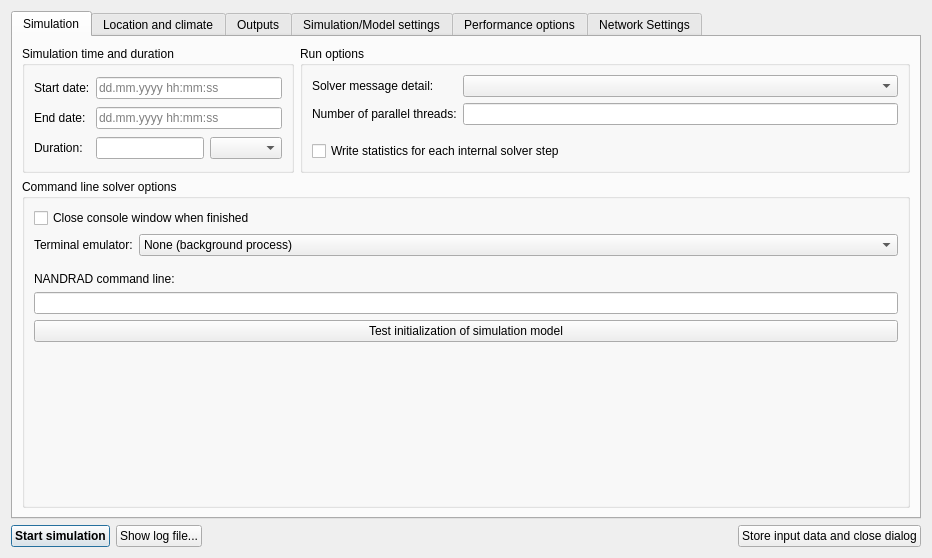
Above: SIM-VICUS/src/SVSimulationStartNandrad.ui from ghorwin/SIM-VICUS before the change. Below: the same form after it.
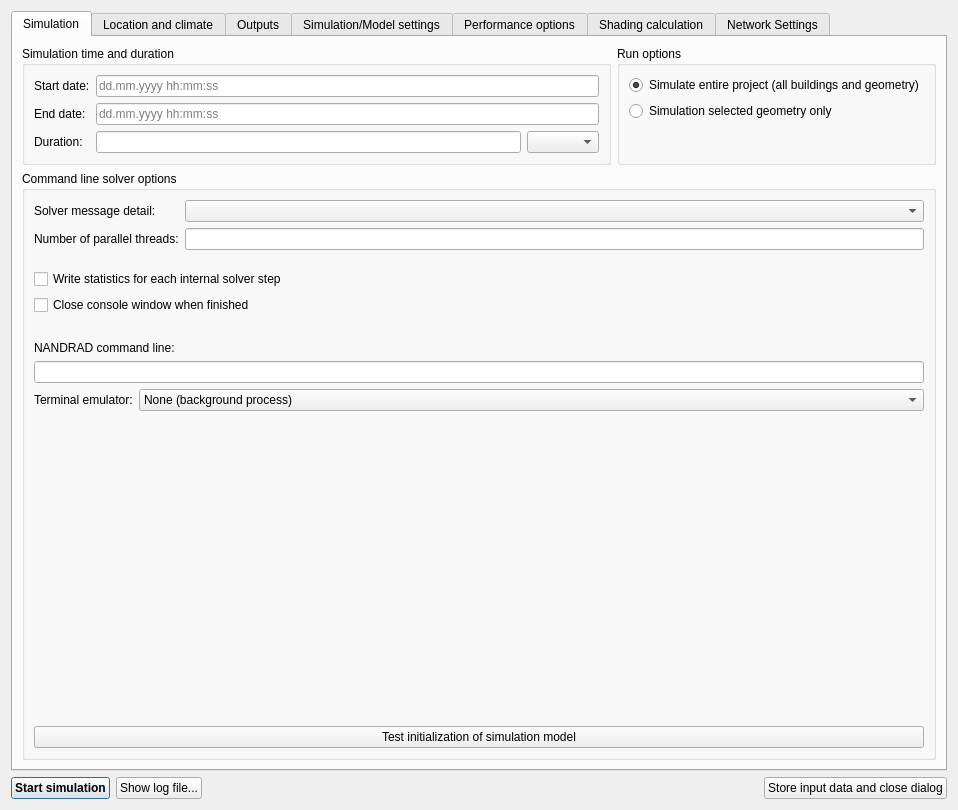
That is the form after the change. The open tabs and pages were chosen to show the change. Custom widgets are drawn as their Qt base class.

Commit message: merge simulation start dialog

What changed in the file:
```diff
--- a/SIM-VICUS/src/SVSimulationStartNandrad.ui
+++ b/SIM-VICUS/src/SVSimulationStartNandrad.ui
@@ -6,14 +6,14 @@
    <rect>
 	<x>0</x>
 	<y>0</y>
-	<width>932</width>
-	<height>558</height>
+    <width>958</width>
+    <height>810</height>
    </rect>
   </property>
   <property name="windowTitle">
    <string>Start building energy simulation</string>
   </property>
-  <layout class="QVBoxLayout" name="verticalLayout_2">
+  <layout class="QVBoxLayout" name="verticalLayout">
    <item>
 	<widget class="QTabWidget" name="tabWidget">
 	 <property name="currentIndex">
@@ -23,7 +23,7 @@
 	  <attribute name="title">
 	   <string>Simulation</string>
 	  </attribute>
-	  <layout class="QGridLayout" name="gridLayout_4" columnstretch="0,1">
+      <layout class="QGridLayout" name="gridLayout_4" rowstretch="0,1">
 	   <item row="0" column="0">
 		<widget class="QGroupBox" name="groupBoxSimulationTimeFrame">
 		 <property name="title">
@@ -100,20 +100,53 @@
 		  <string>Run options</string>
 		 </property>
 		 <layout class="QGridLayout" name="gridLayout">
+          <item row="0" column="0">
+           <widget class="QRadioButton" name="radioButtonEntireProject">
+            <property name="text">
+             <string>Simulate entire project (all buildings and geometry)</string>
+            </property>
+            <property name="checked">
+             <bool>true</bool>
+            </property>
+           </widget>
+          </item>
 		  <item row="1" column="0">
-		   <widget class="QLabel" name="label_3">
+           <widget class="QRadioButton" name="radioButtonSelectedGeometry">
 			<property name="text">
-			 <string>Number of parallel threads:</string>
-			</property>
-		   </widget>
-		  </item>
-		  <item row="3" column="0" colspan="2">
-		   <widget class="QCheckBox" name="checkBoxStepStats">
-			<property name="text">
-			 <string>Write statistics for each internal solver step</string>
-			</property>
-		   </widget>
-		  </item>
+             <string>Simulation selected geometry only</string>
+            </property>
+            <property name="checked">
+             <bool>false</bool>
+            </property>
+           </widget>
+          </item>
+          <item row="2" column="0">
+           <spacer name="verticalSpacer_5">
+            <property name="orientation">
+             <enum>Qt::Vertical</enum>
+            </property>
+            <property name="sizeType">
+             <enum>QSizePolicy::MinimumExpanding</enum>
+            </property>
+            <property name="sizeHint" stdset="0">
+             <size>
+              <width>50</width>
+              <height>0</height>
+             </size>
+            </property>
+           </spacer>
+          </item>
+         </layout>
+        </widget>
+       </item>
+       <item row="1" column="0" colspan="2">
+        <widget class="QGroupBox" name="groupBox">
+         <property name="title">
+          <string>Command line solver options</string>
+         </property>
+         <layout class="QVBoxLayout" name="verticalLayout_2">
+          <item>
+           <layout class="QGridLayout" name="gridLayout_2">
 		  <item row="0" column="0">
 		   <widget class="QLabel" name="label_2">
 			<property name="text">
@@ -121,22 +154,6 @@
 			</property>
 		   </widget>
 		  </item>
-		  <item row="2" column="0">
-		   <spacer name="verticalSpacer_2">
-			<property name="orientation">
-			 <enum>Qt::Vertical</enum>
-			</property>
-			<property name="sizeType">
-			 <enum>QSizePolicy::Fixed</enum>
-			</property>
-			<property name="sizeHint" stdset="0">
-			 <size>
-			  <width>20</width>
-			  <height>10</height>
-			 </size>
-			</property>
-		   </spacer>
-		  </item>
 		  <item row="0" column="1">
 		   <widget class="QComboBox" name="comboBoxVerboseLevel">
 			<property name="sizePolicy">
@@ -147,6 +164,13 @@
 			</property>
 		   </widget>
 		  </item>
+            <item row="1" column="0">
+             <widget class="QLabel" name="label_3">
+              <property name="text">
+               <string>Number of parallel threads:</string>
+              </property>
+             </widget>
+            </item>
 		  <item row="1" column="1">
 		   <widget class="QtExt::ValidatingLineEdit" name="lineEditNumThreads">
 			<property name="sizePolicy">
@@ -158,14 +182,30 @@
 		   </widget>
 		  </item>
 		 </layout>
-		</widget>
-	   </item>
-	   <item row="1" column="0" colspan="2">
-		<widget class="QGroupBox" name="groupBox">
-		 <property name="title">
-		  <string>Command line solver options</string>
-		 </property>
-		 <layout class="QVBoxLayout" name="verticalLayout">
+          </item>
+          <item>
+           <spacer name="verticalSpacer_2">
+            <property name="orientation">
+             <enum>Qt::Vertical</enum>
+            </property>
+            <property name="sizeType">
+             <enum>QSizePolicy::Fixed</enum>
+            </property>
+            <property name="sizeHint" stdset="0">
+             <size>
+              <width>20</width>
+              <height>13</height>
+             </size>
+            </property>
+           </spacer>
+          </item>
+          <item>
+           <widget class="QCheckBox" name="checkBoxStepStats">
+            <property name="text">
+             <string>Write statistics for each internal solver step</string>
+            </property>
+           </widget>
+          </item>
 		  <item>
 		   <widget class="QCheckBox" name="checkBoxCloseConsoleWindow">
 			<property name="text">
@@ -173,6 +213,36 @@
 			</property>
 		   </widget>
 		  </item>
+          <item>
+           <spacer name="verticalSpacer_4">
+            <property name="orientation">
+             <enum>Qt::Vertical</enum>
+            </property>
+            <property name="sizeType">
+             <enum>QSizePolicy::Preferred</enum>
+            </property>
+            <property name="sizeHint" stdset="0">
+             <size>
+              <width>20</width>
+              <height>20</height>
+             </size>
+            </property>
+           </spacer>
+          </item>
+          <item>
+           <widget class="QLabel" name="label">
+            <property name="text">
+             <string>NANDRAD command line:</string>
+            </property>
+           </widget>
+          </item>
+          <item>
+           <widget class="QLineEdit" name="lineEditCmdLine">
+            <property name="readOnly">
+             <bool>true</bool>
+            </property>
+           </widget>
+          </item>
 		  <item>
 		   <layout class="QHBoxLayout" name="horizontalLayout_3">
 			<item>
@@ -219,31 +289,14 @@
 			<property name="orientation">
 			 <enum>Qt::Vertical</enum>
 			</property>
-			<property name="sizeType">
-			 <enum>QSizePolicy::Fixed</enum>
-			</property>
 			<property name="sizeHint" stdset="0">
 			 <size>
 			  <width>20</width>
-			  <height>10</height>
+              <height>40</height>
 			 </size>
 			</property>
 		   </spacer>
 		  </item>
-		  <item>
-		   <widget class="QLabel" name="label">
-			<property name="text">
-			 <string>NANDRAD command line:</string>
-			</property>
-		   </widget>
-		  </item>
-		  <item>
-		   <widget class="QLineEdit" name="lineEditCmdLine">
-			<property name="readOnly">
-			 <bool>true</bool>
-			</property>
-		   </widget>
-		  </item>
 		  <item>
 		   <widget class="QPushButton" name="pushButtonTestInit">
 			<property name="text">
@@ -251,19 +304,6 @@
 			</property>
 		   </widget>
 		  </item>
-		  <item>
-		   <spacer name="verticalSpacer_4">
-			<property name="orientation">
-			 <enum>Qt::Vertical</enum>
-			</property>
-			<property name="sizeHint" stdset="0">
-			 <size>
-			  <width>20</width>
-			  <height>40</height>
-			 </size>
-			</property>
-		   </spacer>
-		  </item>
 		 </layout>
 		</widget>
 	   </item>
@@ -289,7 +329,12 @@
 	   <string>Performance options</string>
 	  </attribute>
 	 </widget>
-	 <widget class="QWidget" name="tabNetworkOptions">
+     <widget class="QWidget" name="tabShadingCalculation">
+      <attribute name="title">
+       <string>Shading calculation</string>
+      </attribute>
+     </widget>
+     <widget class="QWidget" name="tabNetworkSettings">
 	  <attribute name="title">
 	   <string>Network Settings</string>
 	  </attribute>
```
Left out of the diff: 2 changed lines with no effect on the pictures. Lines whose indentation alone changed are shown as unchanged. The commit also changes 2 other files.
